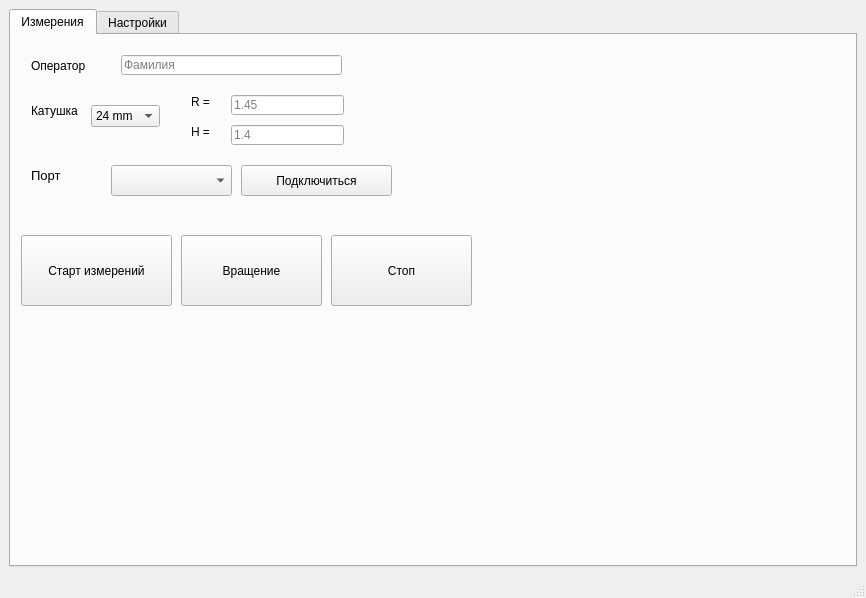
The window that harm_ui.ui (BuslaySt/RotatingCoils) describes before a commit, drawn with Qt 5.
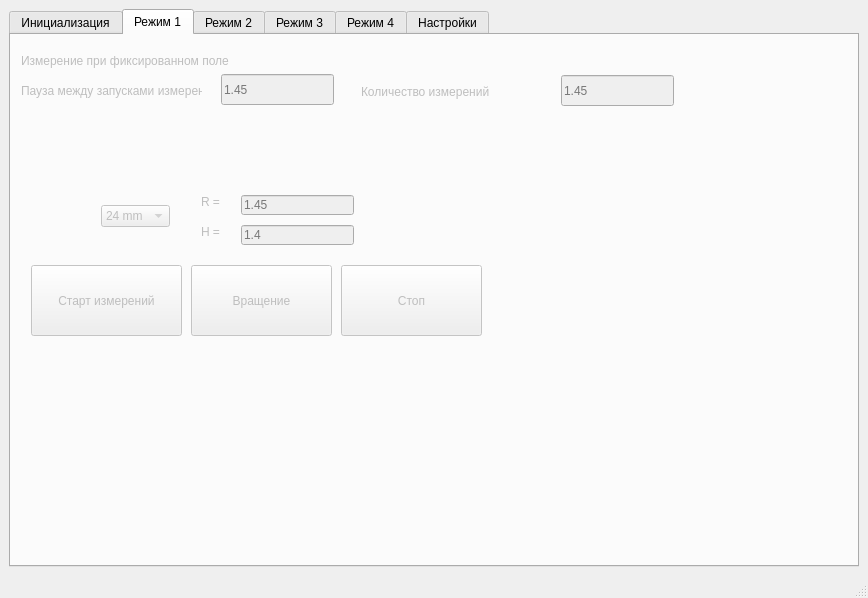
The same window after the commit. The open tabs and pages were chosen to show the change.

```diff
--- a/harm_ui.ui
+++ b/harm_ui.ui
@@ -6,7 +6,7 @@
    <rect>
     <x>0</x>
     <y>0</y>
-    <width>848</width>
+    <width>868</width>
     <height>593</height>
    </rect>
   </property>
@@ -20,9 +20,15 @@
       <property name="currentIndex">
        <number>0</number>
       </property>
-      <widget class="QWidget" name="tab_Measure">
+      <property name="iconSize">
+       <size>
+        <width>16</width>
+        <height>16</height>
+       </size>
+      </property>
+      <widget class="QWidget" name="tab_Init">
        <attribute name="title">
-        <string>Измерения</string>
+        <string>Инициализация</string>
        </attribute>
        <widget class="QLabel" name="lbl_Name">
         <property name="geometry">
@@ -30,7 +36,7 @@
           <x>20</x>
           <y>20</y>
           <width>81</width>
-          <height>21</height>
+          <height>31</height>
          </rect>
         </property>
         <property name="text">
@@ -43,116 +49,177 @@
           <x>110</x>
           <y>20</y>
           <width>221</width>
-          <height>20</height>
+          <height>31</height>
          </rect>
         </property>
         <property name="text">
          <string/>
         </property>
         <property name="placeholderText">
-         <string>Фамилия</string>
+         <string>Фамилия Имя</string>
         </property>
        </widget>
-       <widget class="QLabel" name="lbl_Coil">
+       <widget class="QLineEdit" name="lEd_Date">
         <property name="geometry">
          <rect>
-          <x>20</x>
-          <y>60</y>
+          <x>530</x>
+          <y>20</y>
+          <width>151</width>
+          <height>31</height>
+         </rect>
+        </property>
+        <property name="text">
+         <string/>
+        </property>
+        <property name="placeholderText">
+         <string>Дата</string>
+        </property>
+       </widget>
+       <widget class="QLabel" name="lbl_Date">
+        <property name="geometry">
+         <rect>
+          <x>370</x>
+          <y>20</y>
           <width>81</width>
           <height>31</height>
          </rect>
         </property>
         <property name="text">
-         <string>Катушка</string>
+         <string>Дата</string>
         </property>
        </widget>
-       <widget class="QLabel" name="lbl_R">
+       <widget class="QComboBox" name="cBox_MagnetType">
         <property name="geometry">
          <rect>
-          <x>180</x>
-          <y>60</y>
-          <width>47</width>
-          <height>13</height>
+          <x>110</x>
+          <y>70</y>
+          <width>221</width>
+          <height>31</height>
          </rect>
         </property>
+       </widget>
+       <widget class="QLabel" name="lbl_MagnetType">
+        <property name="geometry">
+         <rect>
+          <x>20</x>
+          <y>70</y>
+          <width>81</width>
+          <height>21</height>
+         </rect>
+        </property>
         <property name="text">
-         <string>R = </string>
+         <string>Тип магнита</string>
         </property>
        </widget>
-       <widget class="QLabel" name="lbl_H">
+       <widget class="QLabel" name="lbl_MagnetSerial">
         <property name="geometry">
          <rect>
-          <x>180</x>
-          <y>90</y>
-          <width>47</width>
-          <height>13</height>
+          <x>370</x>
+          <y>70</y>
+          <width>141</width>
+          <height>31</height>
          </rect>
         </property>
         <property name="text">
-         <string>H = </string>
+         <string>Серийный номер магнита</string>
         </property>
        </widget>
-       <widget class="QLineEdit" name="lEd_R">
+       <widget class="QLineEdit" name="lEd_MagnetSerial">
         <property name="geometry">
          <rect>
-          <x>220</x>
-          <y>60</y>
-          <width>113</width>
-          <height>20</height>
+          <x>530</x>
+          <y>70</y>
+          <width>151</width>
+          <height>31</height>
          </rect>
         </property>
+        <property name="text">
+         <string/>
+        </property>
         <property name="placeholderText">
-         <string>1.45</string>
+         <string>Номер магнита</string>
         </property>
        </widget>
-       <widget class="QLineEdit" name="lEd_H">
+       <widget class="QLabel" name="lbl_Mode">
         <property name="geometry">
          <rect>
-          <x>220</x>
-          <y>90</y>
-          <width>113</width>
-          <height>20</height>
+          <x>20</x>
+          <y>120</y>
+          <width>81</width>
+          <height>21</height>
          </rect>
         </property>
+        <property name="text">
+         <string>Режим работы</string>
+        </property>
+       </widget>
+       <widget class="QComboBox" name="cBox_OperatingModes">
+        <property name="geometry">
+         <rect>
+          <x>110</x>
+          <y>120</y>
+          <width>221</width>
+          <height>31</height>
+         </rect>
+        </property>
+       </widget>
+       <widget class="QLabel" name="lbl_Suffix">
+        <property name="geometry">
+         <rect>
+          <x>370</x>
+          <y>120</y>
+          <width>141</width>
+          <height>31</height>
+         </rect>
+        </property>
+        <property name="text">
+         <string>Суффикс идентификатора</string>
+        </property>
+       </widget>
+       <widget class="QLineEdit" name="lEd_Suffix">
+        <property name="geometry">
+         <rect>
+          <x>530</x>
+          <y>120</y>
+          <width>151</width>
+          <height>31</height>
+         </rect>
+        </property>
+        <property name="text">
+         <string/>
+        </property>
         <property name="placeholderText">
-         <string>1.4</string>
+         <string>суффикс</string>
         </property>
        </widget>
-       <widget class="QComboBox" name="cBox_Coil">
+       <widget class="QPushButton" name="pBtn_Stop_2">
         <property name="geometry">
          <rect>
-          <x>80</x>
-          <y>70</y>
-          <width>69</width>
-          <height>22</height>
+          <x>540</x>
+          <y>170</y>
+          <width>141</width>
+          <height>41</height>
          </rect>
         </property>
-        <item>
-         <property name="text">
-          <string>24 mm</string>
-         </property>
-        </item>
-        <item>
-         <property name="text">
-          <string>30 mm</string>
-         </property>
-        </item>
+        <property name="text">
+         <string>Продолжить</string>
+        </property>
        </widget>
        <widget class="QComboBox" name="cBox_SerialPort_1">
         <property name="geometry">
          <rect>
-          <x>100</x>
-          <y>130</y>
+          <x>110</x>
+          <y>170</y>
           <width>121</width>
-          <height>31</height>
+          <height>41</height>
          </rect>
         </property>
        </widget>
        <widget class="QLabel" name="lbl_Port_1">
         <property name="geometry">
          <rect>
-          <x>20</x>
-          <y>130</y>
+          <x>30</x>
+          <y>180</y>
           <width>61</width>
           <height>21</height>
          </rect>
@@ -170,21 +237,127 @@
        <widget class="QPushButton" name="pBtn_Connect_1">
         <property name="geometry">
          <rect>
-          <x>230</x>
-          <y>130</y>
+          <x>240</x>
+          <y>170</y>
           <width>151</width>
-          <height>31</height>
+          <height>41</height>
          </rect>
         </property>
         <property name="text">
          <string>Подключиться</string>
         </property>
        </widget>
+      </widget>
+      <widget class="QWidget" name="tab_mode_1">
+       <property name="enabled">
+        <bool>false</bool>
+       </property>
+       <attribute name="title">
+        <string>Режим 1</string>
+       </attribute>
+       <widget class="QLabel" name="lbl_R">
+        <property name="geometry">
+         <rect>
+          <x>190</x>
+          <y>160</y>
+          <width>47</width>
+          <height>13</height>
+         </rect>
+        </property>
+        <property name="text">
+         <string>R = </string>
+        </property>
+       </widget>
+       <widget class="QPushButton" name="pBtn_Stop">
+        <property name="geometry">
+         <rect>
+          <x>330</x>
+          <y>230</y>
+          <width>141</width>
+          <height>71</height>
+         </rect>
+        </property>
+        <property name="text">
+         <string>Стоп</string>
+        </property>
+       </widget>
+       <widget class="QComboBox" name="cBox_Coil">
+        <property name="geometry">
+         <rect>
+          <x>90</x>
+          <y>170</y>
+          <width>69</width>
+          <height>22</height>
+         </rect>
+        </property>
+        <item>
+         <property name="text">
+          <string>24 mm</string>
+         </property>
+        </item>
+        <item>
+         <property name="text">
+          <string>30 mm</string>
+         </property>
+        </item>
+       </widget>
+       <widget class="QLabel" name="lbl_Coil">
+        <property name="geometry">
+         <rect>
+          <x>10</x>
+          <y>10</y>
+          <width>391</width>
+          <height>31</height>
+         </rect>
+        </property>
+        <property name="text">
+         <string>Измерение при фиксированном поле </string>
+        </property>
+       </widget>
+       <widget class="QLabel" name="lbl_H">
+        <property name="geometry">
+         <rect>
+          <x>190</x>
+          <y>190</y>
+          <width>47</width>
+          <height>13</height>
+         </rect>
+        </property>
+        <property name="text">
+         <string>H = </string>
+        </property>
+       </widget>
+       <widget class="QLineEdit" name="lEd_H">
+        <property name="geometry">
+         <rect>
+          <x>230</x>
+          <y>190</y>
+          <width>113</width>
+          <height>20</height>
+         </rect>
+        </property>
+        <property name="placeholderText">
+         <string>1.4</string>
+        </property>
+       </widget>
+       <widget class="QLineEdit" name="lEd_R">
+        <property name="geometry">
+         <rect>
+          <x>230</x>
+          <y>160</y>
+          <width>113</width>
+          <height>20</height>
+         </rect>
+        </property>
+        <property name="placeholderText">
+         <string>1.45</string>
+        </property>
+       </widget>
        <widget class="QPushButton" name="pBtn_Start">
         <property name="geometry">
          <rect>
-          <x>10</x>
-          <y>200</y>
+          <x>20</x>
+          <y>230</y>
           <width>151</width>
           <height>71</height>
          </rect>
@@ -196,8 +369,8 @@
        <widget class="QPushButton" name="pBtn_Rotation">
         <property name="geometry">
          <rect>
-          <x>170</x>
-          <y>200</y>
+          <x>180</x>
+          <y>230</y>
           <width>141</width>
           <height>71</height>
          </rect>
@@ -206,21 +379,178 @@
          <string>Вращение</string>
         </property>
        </widget>
-       <widget class="QPushButton" name="pBtn_Stop">
+       <widget class="QLabel" name="lbl_Pause1">
         <property name="geometry">
          <rect>
-          <x>320</x>
-          <y>200</y>
-          <width>141</width>
-          <height>71</height>
+          <x>10</x>
+          <y>40</y>
+          <width>181</width>
+          <height>31</height>
          </rect>
         </property>
         <property name="text">
-         <string>Стоп</string>
+         <string>Пауза между запусками измерений</string>
+        </property>
+       </widget>
+       <widget class="QLineEdit" name="lEd_Pause_1">
+        <property name="geometry">
+         <rect>
+          <x>210</x>
+          <y>39</y>
+          <width>113</width>
+          <height>31</height>
+         </rect>
+        </property>
+        <property name="placeholderText">
+         <string>1.45</string>
+        </property>
+       </widget>
+       <widget class="QLineEdit" name="lEd_MeasurementsNumber_1">
+        <property name="geometry">
+         <rect>
+          <x>550</x>
+          <y>40</y>
+          <width>113</width>
+          <height>31</height>
+         </rect>
+        </property>
+        <property name="placeholderText">
+         <string>1.45</string>
+        </property>
+       </widget>
+       <widget class="QLabel" name="lbl_MeasurementsNumber1">
+        <property name="geometry">
+         <rect>
+          <x>350</x>
+          <y>41</y>
+          <width>181</width>
+          <height>31</height>
+         </rect>
+        </property>
+        <property name="text">
+         <string>Количество измерений</string>
+        </property>
+       </widget>
+      </widget>
+      <widget class="QWidget" name="tab_mode_2">
+       <property name="enabled">
+        <bool>false</bool>
+       </property>
+       <attribute name="title">
+        <string>Режим 2</string>
+       </attribute>
+       <widget class="QLabel" name="lbl_TabName_2">
+        <property name="geometry">
+         <rect>
+          <x>10</x>
+          <y>10</y>
+          <width>391</width>
+          <height>31</height>
+         </rect>
+        </property>
+        <property name="text">
+         <string>Оценка временной стабильности</string>
+        </property>
+       </widget>
+       <widget class="QLineEdit" name="lEd_Pause_2">
+        <property name="geometry">
+         <rect>
+          <x>210</x>
+          <y>49</y>
+          <width>113</width>
+          <height>31</height>
+         </rect>
+        </property>
+        <property name="placeholderText">
+         <string>1.45</string>
+        </property>
+       </widget>
+       <widget class="QLabel" name="lbl_MeasurementsNumber_2">
+        <property name="geometry">
+         <rect>
+          <x>350</x>
+          <y>51</y>
+          <width>181</width>
+          <height>31</height>
+         </rect>
+        </property>
+        <property name="text">
+         <string>Количество измерений</string>
+        </property>
+       </widget>
+       <widget class="QLabel" name="lbl_Pause_2">
+        <property name="geometry">
+         <rect>
+          <x>10</x>
+          <y>50</y>
+          <width>181</width>
+          <height>31</height>
+         </rect>
+        </property>
+        <property name="text">
+         <string>Пауза между запусками измерений</string>
+        </property>
+       </widget>
+       <widget class="QLineEdit" name="lEd_MeasurementsNumber_2">
+        <property name="geometry">
+         <rect>
+          <x>550</x>
+          <y>50</y>
+          <width>113</width>
+          <height>31</height>
+         </rect>
+        </property>
+        <property name="placeholderText">
+         <string>1.45</string>
+        </property>
+       </widget>
+      </widget>
+      <widget class="QWidget" name="tab_mode_3">
+       <property name="enabled">
+        <bool>false</bool>
+       </property>
+       <attribute name="title">
+        <string>Режим 3</string>
+       </attribute>
+       <widget class="QLabel" name="lbl_TabName_3">
+        <property name="geometry">
+         <rect>
+          <x>10</x>
+          <y>10</y>
+          <width>391</width>
+          <height>31</height>
+         </rect>
+        </property>
+        <property name="text">
+         <string>Измерения при изменении тока в обмотках</string>
+        </property>
+       </widget>
+      </widget>
+      <widget class="QWidget" name="tab_mode_4">
+       <property name="enabled">
+        <bool>false</bool>
+       </property>
+       <attribute name="title">
+        <string>Режим 4</string>
+       </attribute>
+       <widget class="QLabel" name="lbl_TabName_4">
+        <property name="geometry">
+         <rect>
+          <x>10</x>
+          <y>10</y>
+          <width>391</width>
+          <height>31</height>
+         </rect>
+        </property>
+        <property name="text">
+         <string>Остаточные гармоники</string>
         </property>
        </widget>
       </widget>
       <widget class="QWidget" name="tab_Setup">
+       <property name="enabled">
+        <bool>true</bool>
+       </property>
        <attribute name="title">
         <string>Настройки</string>
        </attribute>
@@ -288,7 +618,7 @@
             </rect>
            </property>
            <property name="text">
-            <string>20</string>
+            <string>1000</string>
            </property>
            <property name="alignment">
             <set>Qt::AlignCenter</set>
@@ -323,7 +653,7 @@
             </rect>
            </property>
            <property name="text">
-            <string>20</string>
+            <string>1000</string>
            </property>
            <property name="alignment">
             <set>Qt::AlignCenter</set>
@@ -458,6 +788,9 @@
            </property>
           </widget>
           <widget class="QLabel" name="lbl_Time_1">
+           <property name="enabled">
+            <bool>false</bool>
+           </property>
            <property name="geometry">
             <rect>
              <x>10</x>
@@ -477,6 +810,9 @@
            </property>
           </widget>
           <widget class="QLabel" name="lbl_Time_2">
+           <property name="enabled">
+            <bool>false</bool>
+           </property>
            <property name="geometry">
             <rect>
              <x>270</x>
@@ -748,6 +1084,9 @@
            </property>
           </widget>
           <widget class="QLabel" name="lbl_Samples_1">
+           <property name="enabled">
+            <bool>false</bool>
+           </property>
            <property name="geometry">
             <rect>
              <x>20</x>
@@ -796,6 +1135,9 @@
            </property>
           </widget>
           <widget class="QLabel" name="lbl_Samples_2">
+           <property name="enabled">
+            <bool>false</bool>
+           </property>
            <property name="geometry">
             <rect>
              <x>210</x>
```
